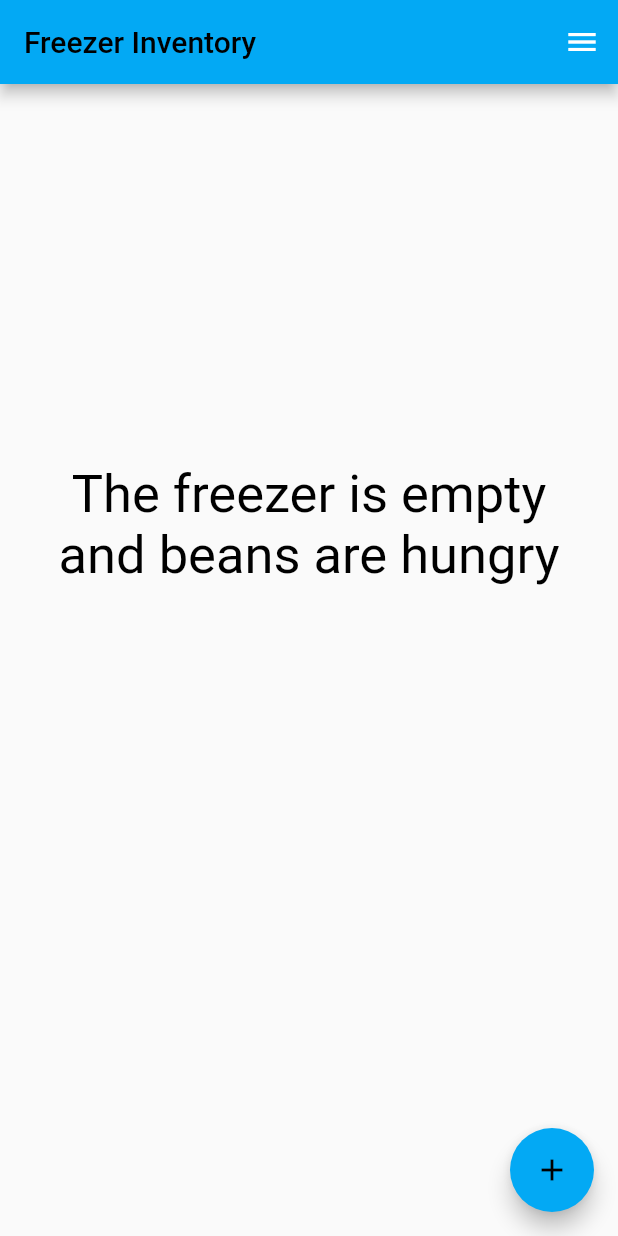
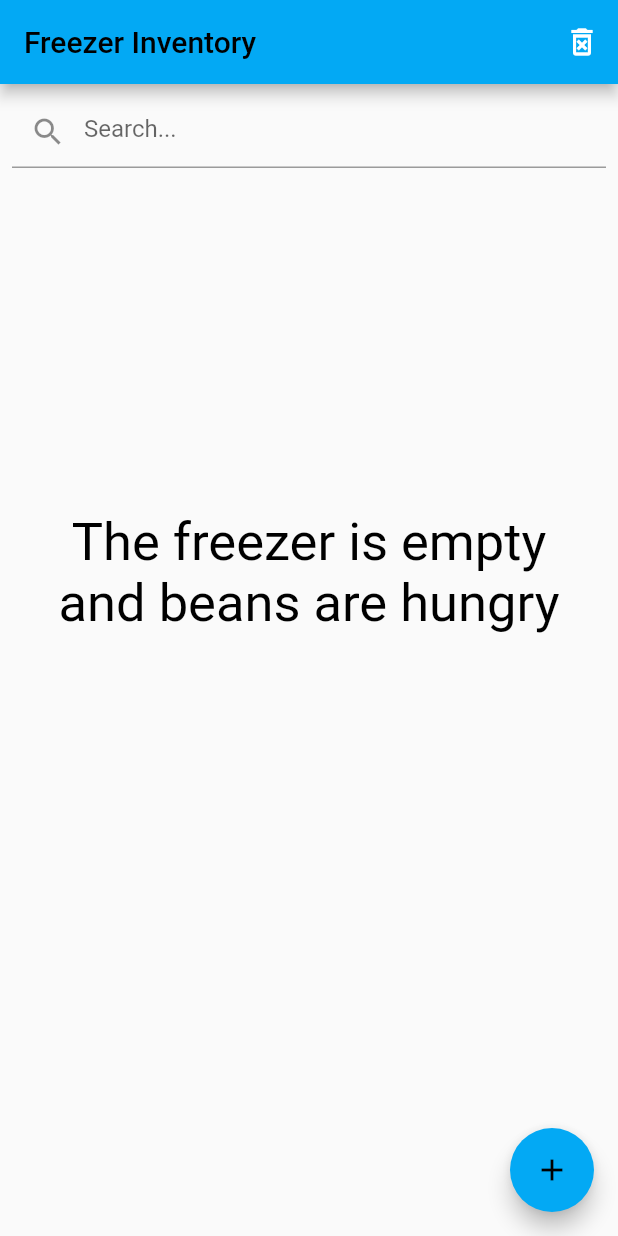
Before and after one commit to MatthewAWBrown/FreezerApp, a Flutter app: the screen it shows after launch, on a phone screen of 412 x 824 dp. Run offline on Flutter 3.47's test engine with Material 2 defaults, Android fonts, the phone set to English and light mode, and no system bars; our stand-ins replace sqflite; accounts and stored records are empty.

Commit message:
Building Search and Reorder functionality

```diff
--- a/lib/db_helper/db_helper.dart
+++ b/lib/db_helper/db_helper.dart
@@ -28,6 +28,12 @@ class DBHelper {
     final db=await DBHelper.database();
 
     return db.query(table);
+  }
+
+  static Future<List<Map<String, dynamic>>>search(String table, String searchText) async {
+    final db = await DBHelper.database();
+
+    return db.query(table, where: 'title LIKE ?', whereArgs: ['%$searchText%']);
   }
 
   static Future insert(String table, Map<String, Object>data) async {
--- a/lib/screens/show_inven_screen.dart
+++ b/lib/screens/show_inven_screen.dart
@@ -1,5 +1,6 @@
 import 'package:flutter/material.dart';
 import 'package:provider/provider.dart';
+//import 'package:flutter_reorderable_list/flutter_reorderable_list.dart';
 
 import '../provider/inven_provider.dart';
 import 'add_item_screen.dart';
@@ -16,11 +17,13 @@ class _ShowInvenScreenState extends State<ShowInvenScreen> {
   @override
   Widget build(BuildContext context) {
 
-    // TextEditingController _searchController = TextEditingController();
+    TextEditingController _searchController = TextEditingController();
 
     final width = MediaQuery.of(context).size.width;
     final height = MediaQuery.of(context).size.height;
     final invenP = Provider.of<InvenProvider>(context, listen: false);
+
+    FocusNode _focusNode = FocusNode();
 
     return Scaffold(
       floatingActionButton: FloatingActionButton(
@@ -34,7 +37,6 @@ class _ShowInvenScreenState extends State<ShowInvenScreen> {
       appBar: AppBar(
         title: const Text('Freezer Inventory'),
         actions: [
-          //TODO: Add sort functionality
           IconButton(
             onPressed: () {
               showDialog(
@@ -83,14 +85,38 @@ class _ShowInvenScreenState extends State<ShowInvenScreen> {
                   ),);
             },
             icon: const Icon(
-              Icons.menu,
+              //Icons.menu,
+              Icons.delete_forever_outlined,
               color: Colors.white,
             )
           ),
         ],
       ),
 
-      body: FutureBuilder(
+      body:
+         Column(
+            children: [
+              Padding(
+                padding: const EdgeInsets.all(8.0),
+                child: TextField(
+                  focusNode: _focusNode,
+                  controller: _searchController,
+                  decoration: const InputDecoration(
+                    prefixIcon: Icon(Icons.search),
+                    hintText: 'Search...'
+                  ),
+                  onChanged: (value) {
+                    // Handle search text changes
+                    invenP.search(value);
+                  },
+                ),
+              ),
+              Expanded(
+                child: GestureDetector(
+                  onTap: () {
+                    _focusNode.unfocus();
+                  },
+                  child: FutureBuilder(
                   future: Provider.of<InvenProvider>(context, listen: false).selectData(),
                   builder: (context, snapShot) {
                     if (snapShot.connectionState == ConnectionState.done) {
@@ -176,9 +202,22 @@ class _ShowInvenScreenState extends State<ShowInvenScreen> {
                                 child: Card(
                                   child: ListTile(
                                     style: ListTileStyle.drawer,
+                                    leading: Row(
+                                      mainAxisSize: MainAxisSize.min,
+                                      children: [
+                                        GestureDetector(
+                                          onLongPress: () async{
+                                            //TODO: Handle reorder logic
+                                          },
+                                          child: const Icon(
+                                            Icons.reorder,
+                                          ),
+                                        )
+                                      ],
+                                    ),
                                     title: Text(
                                       helperValue.title,
-                            style: TextStyle(
+                                      style: const TextStyle(
                                         fontSize: 18.0,
                                       ),
                                     ),
@@ -290,6 +329,10 @@ class _ShowInvenScreenState extends State<ShowInvenScreen> {
                     }
                   }
       ),
+                ),
+              ),
+            ],
+          ),
     );
   }
 }
--- a/pubspec.yaml
+++ b/pubspec.yaml
@@ -35,6 +35,7 @@ dependencies:
   uuid: ^4.1.0
   sqflite: ^2.3.0
   intl: ^0.18.1
+  flutter_reorderable_list: ^1.3.1
 
 
   # The following adds the Cupertino Icons font to your application.
```
Also changed, not shown: lib/provider/inven_provider.dart (+15 -0 lines), pubspec.lock. Lines whose indentation alone changed are shown as unchanged.
